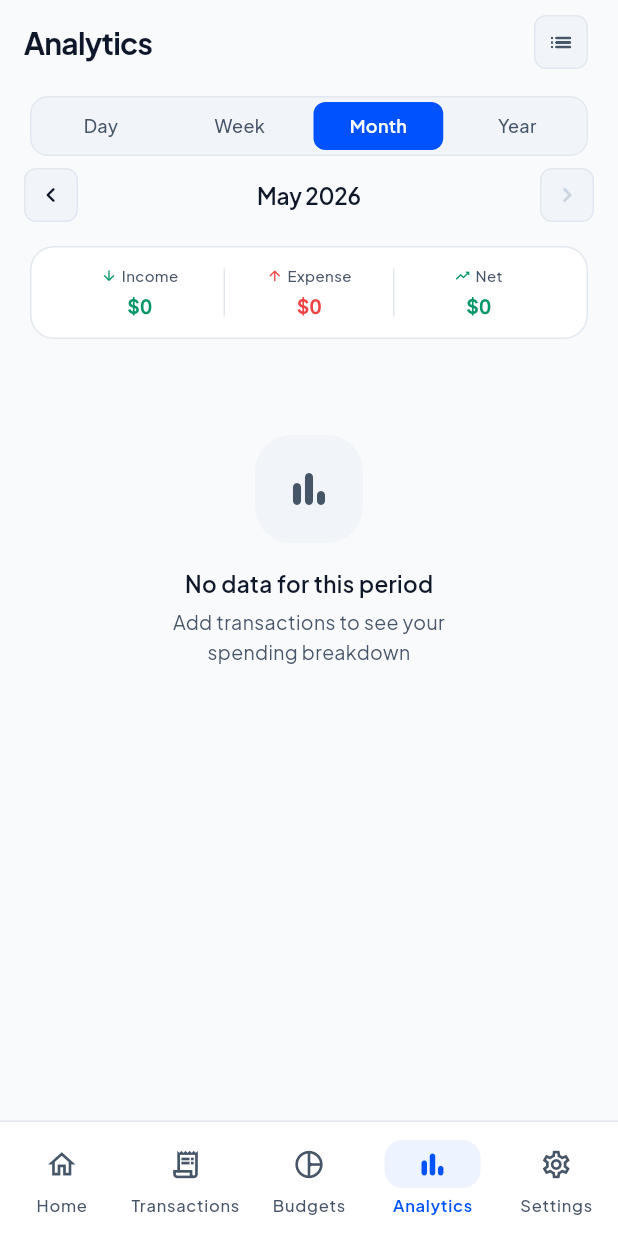
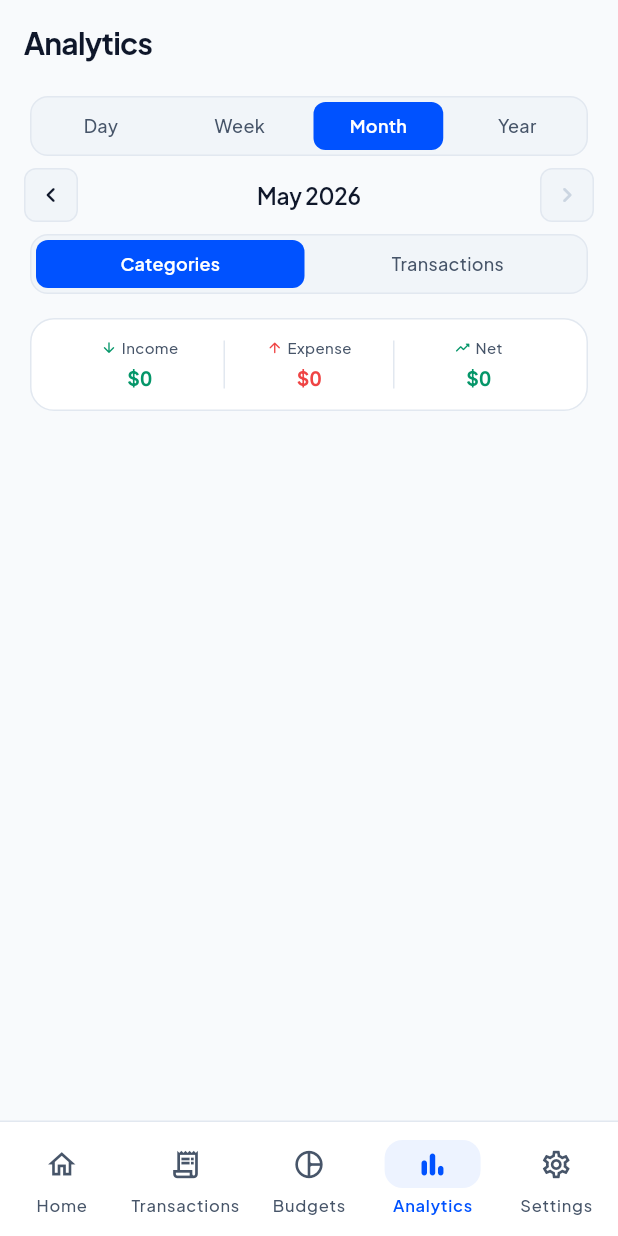
Before and after one commit to aorohith/money_manager, a Flutter app: the AnalyticsScreen screen opened by its route, on a phone screen of 412 x 824 dp. Run offline on Flutter 3.47's test engine with Material 3 defaults, Android fonts, the phone set to English and light mode, and no system bars; our stand-ins replace csv, file_picker, fl_chart, flex_color_scheme, flutter_local_notifications, flutter_riverpod and 8 more; missing offline and left inert: excel, syncfusion_flutter_pdf; accounts and stored records are empty; generated files the repository leaves out were written again.

Commit message:
feat: Refactor analytics screen to support content view toggling
- Introduced a new state provider for managing the content view (categories or transactions) in the analytics screen.
- Removed the previous list view toggle functionality and replaced it with a more intuitive content view switch.
- Updated the UI to conditionally render sections based on the selected content view, enhancing user experience and clarity in data presentation.

Co-Authored-By: Claude Sonnet 4.6 <noreply@anthropic.com>

```diff
--- a/lib/features/analytics/presentation/screens/analytics_screen.dart
+++ b/lib/features/analytics/presentation/screens/analytics_screen.dart
@@ -17,7 +17,10 @@ import '../widgets/period_selector.dart';
 // ── Local state ───────────────────────────────────────────────────────────────
 
 final _selectedDonutIndexProvider = StateProvider<int?>((_) => null);
-final _isListViewProvider = StateProvider<bool>((_) => false);
+final _analyticsContentViewProvider =
+    StateProvider<AnalyticsContentView>((_) => AnalyticsContentView.categories);
+
+enum AnalyticsContentView { categories, transactions }
 
 // ── Analytics screen ──────────────────────────────────────────────────────────
 
@@ -28,7 +31,8 @@ class AnalyticsScreen extends ConsumerWidget {
   Widget build(BuildContext context, WidgetRef ref) {
     final params = ref.watch(analyticsParamsProvider);
     final analyticsAsync = ref.watch(analyticsProvider(params));
-    final isListView = ref.watch(_isListViewProvider);
+    final contentView = ref.watch(_analyticsContentViewProvider);
+    final showingTransactions = contentView == AnalyticsContentView.transactions;
     final currencySymbol =
         ref.watch(currencySymbolProvider).valueOrNull ?? '\$';
     final isDark = Theme.of(context).brightness == Brightness.dark;
@@ -56,52 +60,7 @@ class AnalyticsScreen extends ConsumerWidget {
               ),
             ),
             actions: [
-              // Chart ↔ List view toggle
-              Semantics(
-                button: true,
-                label: isListView ? 'Switch to chart view' : 'Switch to list view',
-                child: GestureDetector(
-                  onTap: () {
-                    HapticFeedback.lightImpact();
-                    ref.read(_isListViewProvider.notifier).state = !isListView;
-                  },
-                  child: AnimatedContainer(
-                    duration: AppDurations.fast,
-                    width: 36,
-                    height: 36,
-                    margin:
-                        const EdgeInsets.only(right: AppSpacing.screenPadding),
-                    decoration: BoxDecoration(
-                      color: isListView
-                          ? AppColors.brand.withAlpha(isDark ? 40 : 20)
-                          : (isDark
-                              ? AppColors.surfaceDark
-                              : AppColors.surfaceVariant),
-                      borderRadius:
-                          BorderRadius.circular(AppSpacing.radiusSm),
-                      border: Border.all(
-                        color: isListView
-                            ? AppColors.brand.withAlpha(80)
-                            : (isDark
-                                ? AppColors.outlineDark
-                                : AppColors.outline),
-                        width: 1,
-                      ),
-                    ),
-                    child: Icon(
-                      isListView
-                          ? Icons.donut_large_rounded
-                          : Icons.list_rounded,
-                      size: 18,
-                      color: isListView
-                          ? AppColors.brand
-                          : (isDark
-                              ? AppColors.textSecondaryDark
-                              : AppColors.textSecondary),
-                    ),
-                  ),
-                ),
-              ),
+              const SizedBox(width: AppSpacing.screenPadding),
             ],
           ),
 
@@ -113,6 +72,15 @@ class AnalyticsScreen extends ConsumerWidget {
                 const PeriodSelector(),
                 const SizedBox(height: AppSpacing.sm),
                 const DateNavigator(),
+                const SizedBox(height: AppSpacing.sm),
+                _ContentViewToggle(
+                  selectedView: contentView,
+                  isDark: isDark,
+                  onChanged: (view) {
+                    HapticFeedback.lightImpact();
+                    ref.read(_analyticsContentViewProvider.notifier).state = view;
+                  },
+                ),
                 const SizedBox(height: AppSpacing.md),
               ],
             ),
@@ -131,8 +99,8 @@ class AnalyticsScreen extends ConsumerWidget {
             ),
           ),
 
-          // ── Chart section (hidden in list view) ───────────────────────────────
-          if (!isListView)
+          // ── Categories section ─────────────────────────────────────────────────
+          if (!showingTransactions)
             SliverToBoxAdapter(
               child: analyticsAsync.when(
                 data: (data) => _ChartSection(
@@ -148,6 +116,7 @@ class AnalyticsScreen extends ConsumerWidget {
             ),
 
           // ── Transactions header ───────────────────────────────────────────────
+          if (showingTransactions)
             SliverToBoxAdapter(
               child: analyticsAsync.maybeWhen(
                 data: (data) => data.isEmpty
@@ -158,6 +127,7 @@ class AnalyticsScreen extends ConsumerWidget {
             ),
 
           // ── Transaction list ──────────────────────────────────────────────────
+          if (showingTransactions)
             analyticsAsync.when(
               data: (data) {
                 if (data.isEmpty) {
@@ -208,6 +178,73 @@ class AnalyticsScreen extends ConsumerWidget {
       extra: params,
     );
   }
+}
+
+class _ContentViewToggle extends StatelessWidget {
+  const _ContentViewToggle({
+    required this.selectedView,
+    required this.isDark,
+    required this.onChanged,
+  });
+
+  final AnalyticsContentView selectedView;
+  final bool isDark;
+  final ValueChanged<AnalyticsContentView> onChanged;
+
+  @override
+  Widget build(BuildContext context) {
+    return Container(
+      height: 40,
+      margin: const EdgeInsets.symmetric(horizontal: AppSpacing.screenPadding),
+      decoration: BoxDecoration(
+        color: isDark ? AppColors.surfaceDark : AppColors.surfaceVariant,
+        borderRadius: BorderRadius.circular(AppSpacing.radiusMd),
+        border: Border.all(
+          color: isDark ? AppColors.outlineDark : AppColors.outline,
+          width: 1,
+        ),
+      ),
+      child: Row(
+        children: AnalyticsContentView.values.map((view) {
+          final isSelected = selectedView == view;
+          return Expanded(
+            child: GestureDetector(
+              onTap: () => onChanged(view),
+              child: AnimatedContainer(
+                duration: AppDurations.fast,
+                margin: const EdgeInsets.all(3),
+                decoration: BoxDecoration(
+                  color: isSelected
+                      ? (isDark ? AppColors.brandLight : AppColors.brand)
+                      : Colors.transparent,
+                  borderRadius: BorderRadius.circular(AppSpacing.radiusSm),
+                ),
+                alignment: Alignment.center,
+                child: Text(
+                  _label(view),
+                  style: TextStyle(
+                    fontSize: 12,
+                    fontWeight: isSelected ? FontWeight.w600 : FontWeight.w500,
+                    color: isSelected
+                        ? Colors.white
+                        : (isDark
+                            ? AppColors.textSecondaryDark
+                            : AppColors.textSecondary),
+                    letterSpacing: 0.2,
+                  ),
+                ),
+              ),
+            ),
+          );
+        }).toList(),
+      ),
+    );
+  }
+
+  String _label(AnalyticsContentView view) => switch (view) {
+        AnalyticsContentView.categories => 'Categories',
+        AnalyticsContentView.transactions => 'Transactions',
+      };
 }
 
 // ── Compact balance summary ───────────────────────────────────────────────────
```
Lines whose indentation alone changed are shown as unchanged.
